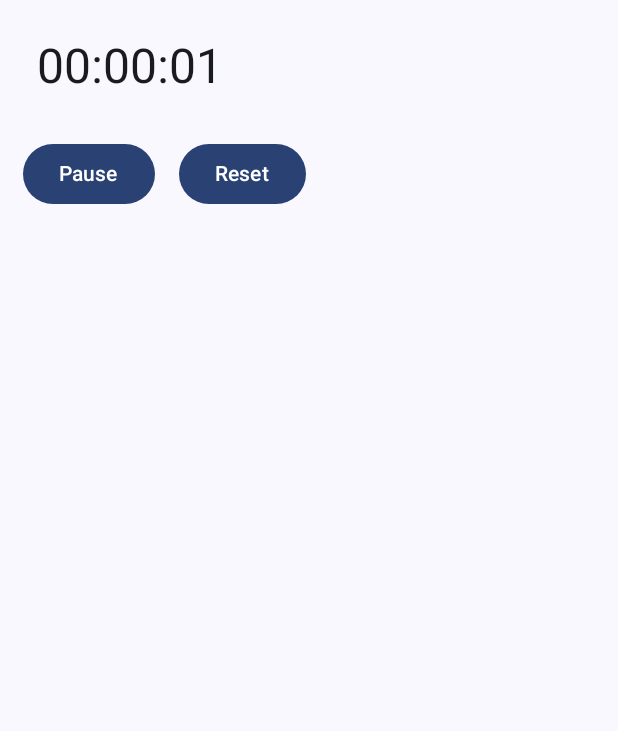
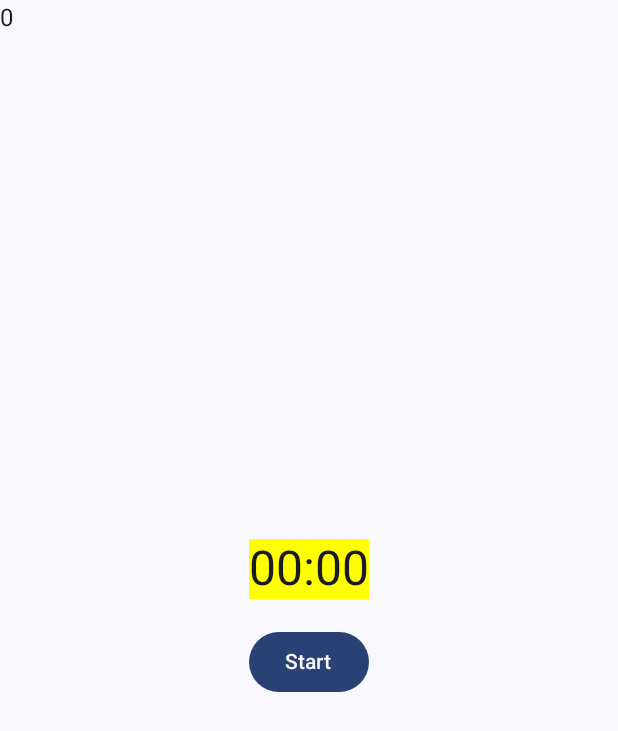
Before and after one commit to FedeDC512/MinimalTimer, an Android app built with Jetpack Compose: the screen it shows after launch (MainActivity), after a tap on "Start", on a phone screen of 412 x 824 dp. Shown: the top 731 px of the screen. Run offline under Robolectric (Android 15) with nearby library versions, the phone set to English and light mode, and no system bars.

Commit message:
Working countdown from user input and basic ui

```diff
--- a/app/src/main/java/com/example/minimaltimer/MainActivity.kt
+++ b/app/src/main/java/com/example/minimaltimer/MainActivity.kt
@@ -1,50 +1,41 @@
 package com.example.minimaltimer
 
+import android.content.res.Configuration
 import android.os.Bundle
 import androidx.activity.ComponentActivity
 import androidx.activity.compose.setContent
-import androidx.activity.enableEdgeToEdge
+import androidx.compose.foundation.background
+import androidx.compose.foundation.clickable
+import androidx.compose.foundation.layout.Box
+import androidx.compose.foundation.layout.Column
+import androidx.compose.foundation.layout.Row
+import androidx.compose.foundation.layout.Spacer
 import androidx.compose.foundation.layout.fillMaxSize
+import androidx.compose.foundation.layout.height
 import androidx.compose.foundation.layout.padding
-import androidx.compose.material3.Scaffold
+import androidx.compose.foundation.layout.width
+import androidx.compose.foundation.text.KeyboardOptions
+import androidx.compose.material3.AlertDialog
+import androidx.compose.material3.Button
+import androidx.compose.material3.MaterialTheme
+import androidx.compose.material3.OutlinedTextField
+import androidx.compose.material3.Surface
 import androidx.compose.material3.Text
 import androidx.compose.runtime.Composable
-import androidx.compose.ui.Modifier
-import androidx.compose.ui.tooling.preview.Preview
-import com.example.minimaltimer.ui.theme.MinimalTimerTheme
-import androidx.compose.foundation.layout.Column
-import androidx.compose.foundation.Image
-import androidx.compose.foundation.layout.Row
-import androidx.compose.ui.res.painterResource
-import androidx.compose.foundation.layout.Spacer
-import androidx.compose.foundation.layout.height
-import androidx.compose.foundation.layout.padding
-import androidx.compose.foundation.layout.size
-import androidx.compose.foundation.layout.width
-import androidx.compose.foundation.shape.CircleShape
-import androidx.compose.material3.Surface
-import androidx.compose.ui.draw.clip
-import androidx.compose.ui.unit.dp
-import androidx.compose.foundation.border
-import androidx.compose.material3.MaterialTheme
-import androidx.compose.material3.Surface
-import android.content.res.Configuration
-//import android.icu.util.TimeUnit
-import androidx.compose.foundation.lazy.LazyColumn
-import androidx.compose.foundation.lazy.items
-import androidx.compose.foundation.clickable
+import androidx.compose.runtime.LaunchedEffect
 import androidx.compose.runtime.getValue
 import androidx.compose.runtime.mutableStateOf
 import androidx.compose.runtime.remember
 import androidx.compose.runtime.setValue
-import androidx.compose.animation.animateColorAsState
-import androidx.compose.animation.animateContentSize
-import androidx.compose.foundation.horizontalScroll
-import androidx.compose.material3.Button
-import androidx.compose.runtime.LaunchedEffect
+import androidx.compose.ui.Alignment
+import androidx.compose.ui.Modifier
 import androidx.compose.ui.graphics.Color
 import androidx.compose.ui.platform.LocalContext
 import androidx.compose.ui.platform.LocalSoftwareKeyboardController
+import androidx.compose.ui.text.input.KeyboardType
+import androidx.compose.ui.tooling.preview.Preview
+import androidx.compose.ui.unit.dp
+import com.example.minimaltimer.ui.theme.MinimalTimerTheme
 import kotlinx.coroutines.delay
 import java.util.concurrent.TimeUnit
 
@@ -63,8 +54,24 @@ class MainActivity : ComponentActivity() {
 
 @Composable
 fun Timer(){
+    var timeInput by remember {
+        mutableStateOf(0L)
+    }
+
+    var minutesInput by remember {
+        mutableStateOf("")
+    }
+
+    var secondsInput by remember {
+        mutableStateOf("")
+    }
+
+    var count by remember {
+        mutableStateOf(0)
+    }
+
     var time by remember {
-        mutableStateOf(0L)
+        mutableStateOf(timeInput)
     }
 
     var isRunning by remember {
@@ -75,43 +82,65 @@ fun Timer(){
         mutableStateOf(0L)
     }
 
+    var isDialogOpen by remember { mutableStateOf(false) }
+
+    fun showDialog() {
+        isDialogOpen = true
+    }
+
+    fun hideDialog() {
+        isDialogOpen = false
+    }
+
     val context = LocalContext.current
 
     val keyboardController = LocalSoftwareKeyboardController.current
 
+    Box(modifier = Modifier
+        .fillMaxSize()
+        .clickable {
+            count++
+        },
+    ){
+        Text(text = count.toString())
         Column (
             modifier = Modifier
-            .fillMaxSize()
+                .align(Alignment.Center)
                 .padding(15.dp)
+        ) {
+            Row {
+                Spacer(modifier = Modifier.weight(1f))
+                Box (modifier = Modifier
+                    .background(Color.Yellow)
+                    .clickable { showDialog() },
                 ) {
                     Text(
                         text = formatTime(timeInMillis = time),
-            style = MaterialTheme.typography.headlineLarge,
-            modifier = Modifier.padding(9.dp)
+                        style = MaterialTheme.typography.headlineLarge
                     )
+                }
+                Spacer(modifier = Modifier.weight(1f))
+            }
 
             Spacer(modifier = Modifier.height(18.dp))
 
             Row {
+                Spacer(modifier = Modifier.weight(1f))
+
                 Button(onClick = {
                     if (isRunning) {
+                        time = 0L
                         isRunning = false
-                } else {
+                    } else if (time != 0L) {
                         startTime = System.currentTimeMillis() - time
                         isRunning = true
                         keyboardController?.hide()
                     }
                     }) {
-                    Text(text = if (isRunning) "Pause" else "Start", color = Color.White)
+                        Text(text = if (isRunning) "Reset" else "Start", color = MaterialTheme.colorScheme.surface)
                 }
 
-            Spacer(modifier = Modifier.width(16.dp))
-
-            Button(onClick = {
-                time = 0
-                isRunning = false
-            }) {
-                Text(text = "Reset", color = Color.White)
+                Spacer(modifier = Modifier.weight(1f))
             }
         }
     }
@@ -119,18 +148,89 @@ fun Timer(){
     LaunchedEffect(isRunning) {
         while (isRunning){
             delay(1000)
-            time = System.currentTimeMillis()-startTime
+            time -= 1000
         }
 
+    }
+
+    // Finestra di dialogo
+    if (isDialogOpen) {
+        AlertDialog(
+            onDismissRequest = { hideDialog() },
+            title = { Text("Enter Time") },
+            text = {
+                Row {
+                    OutlinedTextField(
+                        value = minutesInput,
+                        onValueChange = { newValue ->
+                            minutesInput = newValue
+                        },
+                        label = { Text("mm") },
+                        keyboardOptions = KeyboardOptions.Default.copy(keyboardType = KeyboardType.Number),
+                        modifier = Modifier
+                            .width(80.dp)
+                            .padding(8.dp)
+                    )
+                    Spacer(modifier = Modifier.width(8.dp))
+
+                    OutlinedTextField(
+                        value = secondsInput,
+                        onValueChange = { newValue ->
+                            secondsInput = newValue
+                        },
+                        label = { Text("ss") },
+                        keyboardOptions = KeyboardOptions.Default.copy(keyboardType = KeyboardType.Number),
+                        modifier = Modifier
+                            .width(80.dp)
+                            .padding(8.dp)
+                    )
+                }
+            },
+            confirmButton = {
+                Button(
+                    onClick = {
+                        hideDialog()
+                        isRunning = false
+                        time = parseTimeToMillis(minutesInput, secondsInput)
+                    }
+                ) {
+                    Text("Confirm")
+                }
+            },
+            dismissButton = {
+                Button(onClick = { hideDialog() }) {
+                    Text("Cancel")
+                }
+            }
+        )
     }
 
 }
 
 @Composable
 fun formatTime(timeInMillis: Long): String {
-    val hours = TimeUnit.MILLISECONDS.toHours(timeInMillis)
-    val minutes = TimeUnit.MILLISECONDS.toMinutes(timeInMillis) % 60
+    val minutes = TimeUnit.MILLISECONDS.toMinutes(timeInMillis)
     val seconds = TimeUnit.MILLISECONDS.toSeconds(timeInMillis) % 60
 
-    return String.format("%02d:%02d:%02d", hours, minutes, seconds)
+    return String.format("%02d:%02d", minutes, seconds)
 }
+
+fun parseTimeToMillis(minutes: String, seconds: String): Long {
+    val minutesValue = minutes.toIntOrNull() ?: 0
+    val secondsValue = seconds.toIntOrNull() ?: 0
+    return TimeUnit.MINUTES.toMillis(minutesValue.toLong()) + TimeUnit.SECONDS.toMillis(secondsValue.toLong())
+}
+@Preview(name = "Light Mode")
+@Preview(
+    uiMode = Configuration.UI_MODE_NIGHT_YES,
+    showBackground = true,
+    name = "Dark Mode"
+)
+@Composable
+fun GreetingPreview() {
+    MinimalTimerTheme {
+        Surface(modifier = Modifier.fillMaxSize()) {
+            Timer()
+        }
+    }
+}
```
Lines whose indentation alone changed are shown as unchanged.
